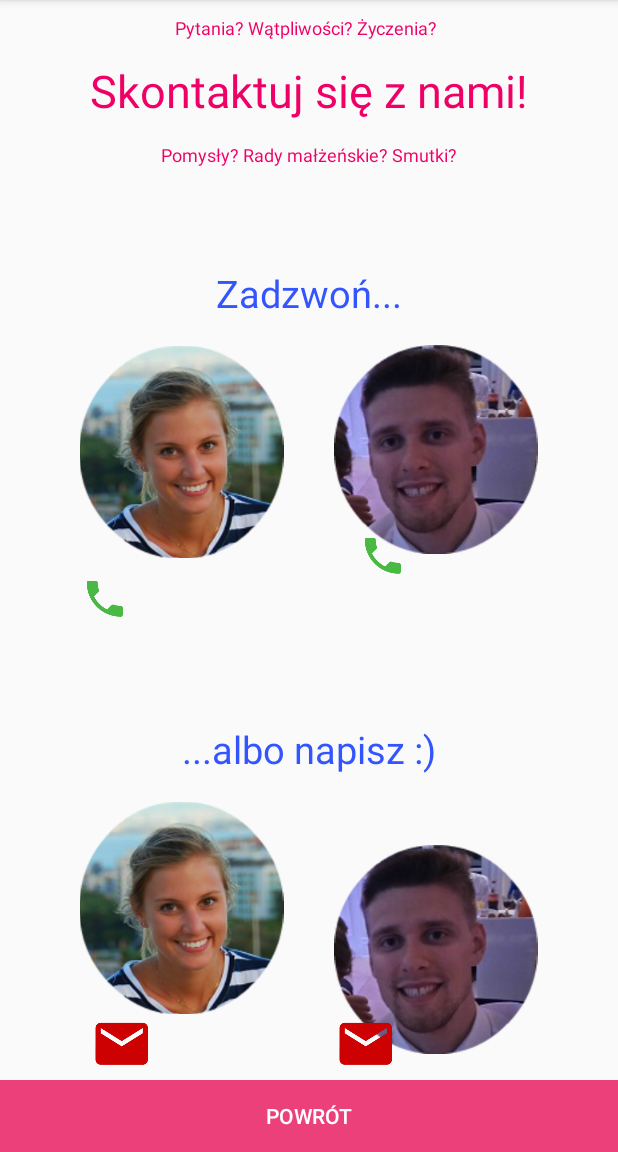
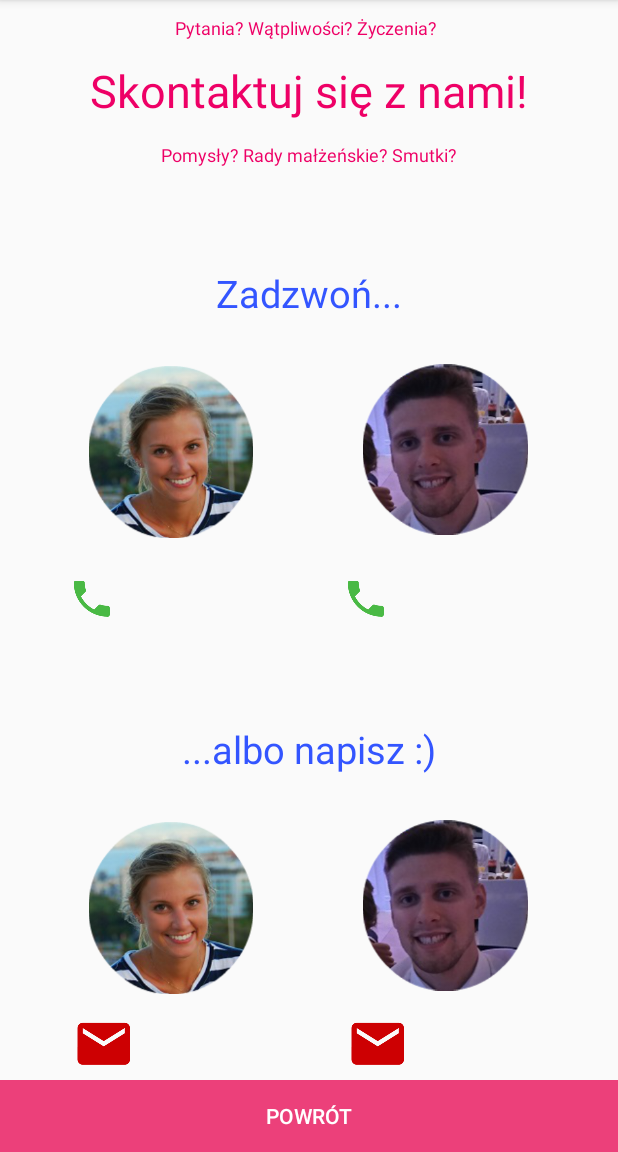
Before and after one commit to rafaluk/TheWesele, an Android app: the ContactActivity screen opened directly, with no data from a screen before it, on a phone screen of 412 x 824 dp, the part 84-1236 px from its top. Run offline under Robolectric (Android 15) with nearby library versions, the phone set to English and light mode, and no system bars.

Commit message:
poprawienie sztywności layoutu actrivity contact

```diff
--- a/app/src/main/res/layout/activity_contact.xml
+++ b/app/src/main/res/layout/activity_contact.xml
@@ -67,21 +67,16 @@
             android:layout_height="0dp"
             android:orientation="horizontal"
             android:layout_weight="4">
+
+                <LinearLayout
+                    android:layout_width="0dp"
+                    android:layout_height="match_parent"
+                    android:layout_weight="1">
+                </LinearLayout>
                 <RelativeLayout
                     android:layout_width="0dp"
                     android:layout_height="match_parent"
-                android:layout_weight="1">
-
-                <ImageView
-                    android:layout_width="wrap_content"
-                    android:layout_height="wrap_content"
-                    android:src="@drawable/ic_phone"
-                    android:id="@+id/imageView4"
-                    android:layout_marginLeft="54dp"
-                    android:layout_marginStart="54dp"
-                    android:layout_alignParentBottom="true"
-                    android:layout_alignParentLeft="true"
-                    android:layout_alignParentStart="true" />
+                    android:layout_weight="3">
 
                     <ImageView
                         android:layout_width="wrap_content"
@@ -94,19 +89,32 @@
                         android:layout_alignParentRight="true"
                         android:layout_alignParentEnd="true" />
 
+                    <ImageView
+                        android:layout_width="wrap_content"
+                        android:layout_height="wrap_content"
+                        android:src="@drawable/ic_phone"
+                        android:id="@+id/leftTel"
+                        android:layout_alignParentBottom="true"
+                        android:layout_alignParentLeft="true"
+                        android:layout_alignParentStart="true" />
+
                 </RelativeLayout>
+                <LinearLayout
+                    android:layout_width="0dp"
+                    android:layout_height="match_parent"
+                    android:layout_weight="1">
+                </LinearLayout>
                 <RelativeLayout
                     android:layout_width="0dp"
                     android:layout_height="match_parent"
-                android:layout_weight="1">
+                    android:layout_weight="3">
 
                     <ImageView
                         android:layout_width="wrap_content"
                         android:layout_height="wrap_content"
                         android:src="@drawable/ic_phone"
-                    android:layout_marginLeft="33dp"
-                    android:layout_marginStart="33dp"
-                    android:layout_alignBottom="@+id/rafiniTel"
+                        android:id="@+id/rightTel"
+                        android:layout_alignParentBottom="true"
                         android:layout_alignParentLeft="true"
                         android:layout_alignParentStart="true" />
 
@@ -121,6 +129,11 @@
                         android:layout_alignParentLeft="true"
                         android:layout_alignParentStart="true" />
                 </RelativeLayout>
+                <LinearLayout
+                    android:layout_width="0dp"
+                    android:layout_height="match_parent"
+                    android:layout_weight="1">
+                </LinearLayout>
         </LinearLayout>
     </LinearLayout>
 
@@ -135,7 +148,6 @@
             android:layout_height="0dp"
             android:layout_weight="2"
             android:orientation="vertical">
-
             <TextView
                 android:id="@+id/napisz"
                 android:layout_width="wrap_content"
@@ -145,8 +157,6 @@
                 android:text="...albo napisz :)"
                 android:textColor="#35f"
                 android:textSize="25sp" />
-
-
         </RelativeLayout>
 
         <LinearLayout
@@ -154,12 +164,15 @@
             android:layout_height="0dp"
             android:layout_weight="4"
             android:orientation="horizontal">
-
+            <LinearLayout
+                android:layout_width="0dp"
+                android:layout_height="match_parent"
+                android:layout_weight="1">
+            </LinearLayout>
             <RelativeLayout
                 android:layout_width="0dp"
                 android:layout_height="match_parent"
-                android:layout_weight="1">
-
+                android:layout_weight="3">
                 <ImageView
                     android:id="@+id/asiniMail"
                     android:layout_width="wrap_content"
@@ -170,21 +183,25 @@
                     android:layout_alignParentTop="true"
                     android:layout_alignParentRight="true"
                     android:layout_alignParentEnd="true" />
+
                 <ImageView
                     android:layout_width="wrap_content"
                     android:layout_height="wrap_content"
                     android:src="@mipmap/ic_mail_red"
+                    android:id="@+id/leftMail"
                     android:layout_alignParentBottom="true"
-                    android:layout_alignLeft="@+id/asiniMail"
-                    android:layout_alignStart="@+id/asiniMail"
-                    android:layout_marginLeft="21dp"
-                    android:layout_marginStart="21dp" />
+                    android:layout_alignParentLeft="true"
+                    android:layout_alignParentStart="true" />
             </RelativeLayout>
-
+            <LinearLayout
+                android:layout_width="0dp"
+                android:layout_height="match_parent"
+                android:layout_weight="1">
+            </LinearLayout>
             <RelativeLayout
                 android:layout_width="0dp"
                 android:layout_height="match_parent"
-                android:layout_weight="1">
+                android:layout_weight="3">
 
                 <ImageView
                     android:id="@+id/rafiniMail"
@@ -193,18 +210,24 @@
                     android:scaleX="0.8"
                     android:scaleY="0.8"
                     android:src="@drawable/rafini"
-                    android:layout_alignParentBottom="true" />
+                    android:layout_alignParentTop="true"
+                    android:layout_alignParentLeft="true"
+                    android:layout_alignParentStart="true" />
 
                 <ImageView
                     android:layout_width="wrap_content"
                     android:layout_height="wrap_content"
-                    android:layout_alignBottom="@+id/rafiniMail"
+                    android:src="@mipmap/ic_mail_red"
+                    android:id="@+id/rightMail"
+                    android:layout_alignParentBottom="true"
                     android:layout_alignParentLeft="true"
-                    android:layout_alignParentStart="true"
-                    android:layout_marginLeft="14dp"
-                    android:layout_marginStart="14dp"
-                    android:src="@mipmap/ic_mail_red" />
+                    android:layout_alignParentStart="true" />
             </RelativeLayout>
+            <LinearLayout
+                android:layout_width="0dp"
+                android:layout_height="match_parent"
+                android:layout_weight="1">
+            </LinearLayout>
         </LinearLayout>
     </LinearLayout>
 
```
Lines whose indentation alone changed are shown as unchanged.
